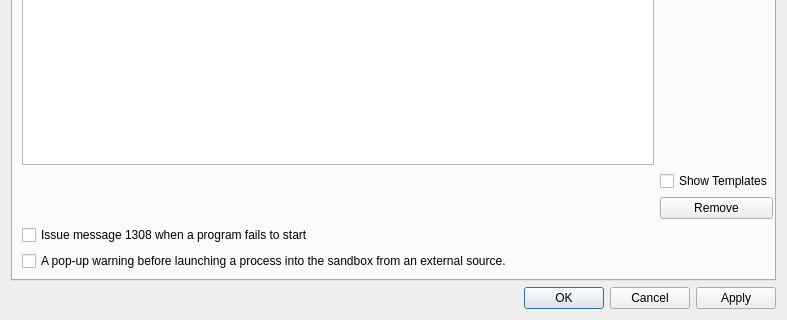
Above: SandboxiePlus/SandMan/Forms/OptionsWindow.ui from sandboxie-plus/Sandboxie before the change; both pictures show x 0 to 787 and y 268 to 588 of the 787 by 588 pixel window. Below: the same form after it.
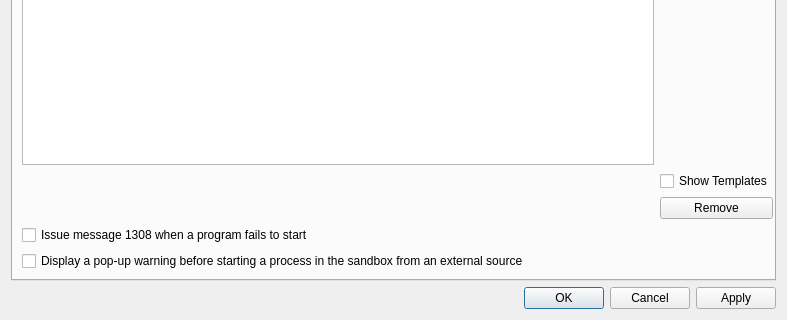
That is the form after the change. The open tabs and pages were chosen to show the change.

```diff
--- a/SandboxiePlus/SandMan/Forms/OptionsWindow.ui
+++ b/SandboxiePlus/SandMan/Forms/OptionsWindow.ui
@@ -2452,7 +2452,7 @@
              <string>This can be used to prevent a host malicious program from breaking through by launching a pre-designed malicious program into an unlocked encrypted sandbox.</string>
             </property>
             <property name="text">
-             <string>A pop-up warning before launching a process into the sandbox from an external source.</string>
+             <string>Display a pop-up warning before starting a process in the sandbox from an external source</string>
             </property>
            </widget>
           </item>
```
Left out of the diff: 2 changed lines with no effect on the pictures.
